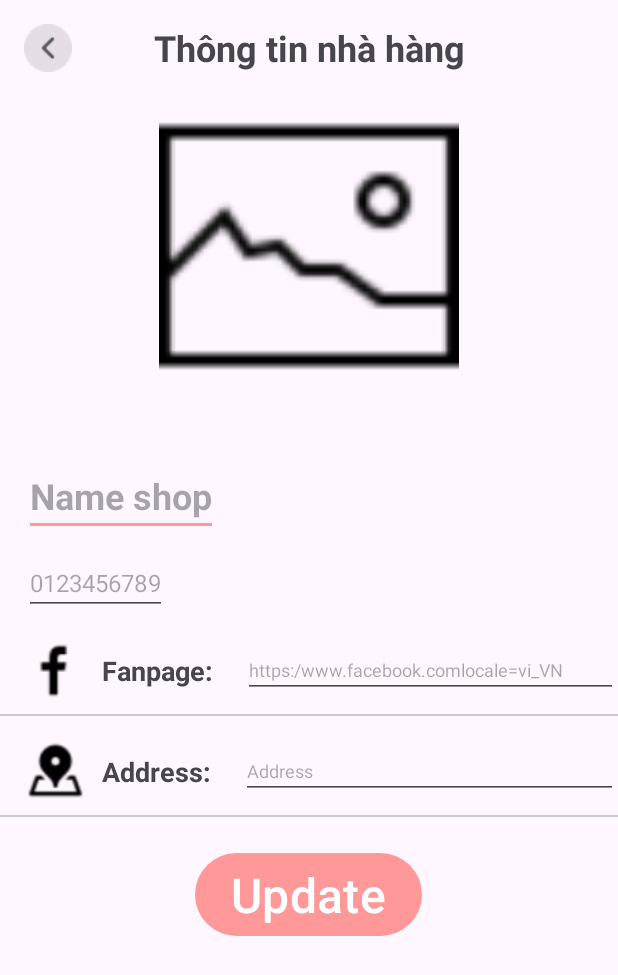
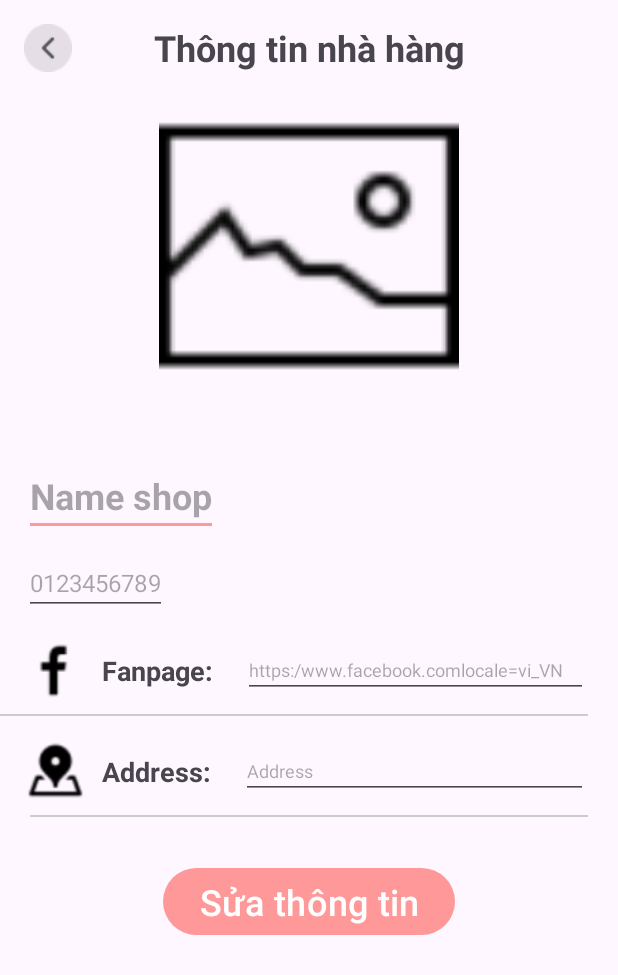
Before and after one commit to Mobile-Internship-2023-Org/Mobile-Internship-2023-Repo-FE, an Android app: the ThongTinNhaHangActivity screen opened directly, with no data from a screen before it, on a phone screen of 412 x 824 dp. Shown: the top 975 px of the screen. Run offline under Robolectric (Android 15) with nearby library versions, the phone set to English and light mode, and no system bars; our stand-ins replace Firebase (no records; nobody signed in at launch, a user with empty details on screens opened directly); pictures from the network do not load.

Commit message:
(phapdv) update layout

```diff
--- a/app/src/main/res/layout/activity_thong_tin_nha_hang.xml
+++ b/app/src/main/res/layout/activity_thong_tin_nha_hang.xml
@@ -44,7 +44,7 @@
         android:layout_marginStart="16dp"
         android:hint="Name shop"
         android:textSize="24dp"
-        android:textColor="@color/pink"
+        android:textColor="@color/black"
         android:textStyle="bold" />
 
     <EditText
@@ -54,7 +54,7 @@
         android:layout_marginStart="16dp"
         android:layout_marginTop="10dp"
         android:hint="0123456789"
-        android:textColor="@color/pink"
+        android:textColor="@color/black"
         android:textSize="16dp" />
 
     <LinearLayout
@@ -90,17 +90,21 @@
                 android:layout_height="wrap_content"
                 android:layout_gravity="center"
                 android:layout_marginStart="20dp"
+                android:layout_marginEnd="20dp"
                 android:layout_weight="1"
                 android:hint="https:/www.facebook.comlocale=vi_VN"
-                android:textColor="@color/pink"
+                android:textColor="@color/black"
                 android:textSize="12dp" />
 
         </LinearLayout>
+
         <View
             android:layout_width="match_parent"
             android:layout_height="1dp"
             android:layout_marginTop="8dp"
-            android:background="#CCCCCC"/>
+            android:layout_marginEnd="20dp"
+            android:background="#CCCCCC"
+            tools:layout_marginStart="20dp" />
     </LinearLayout>
     <LinearLayout
         android:layout_width="match_parent"
@@ -134,25 +138,29 @@
                 android:layout_height="wrap_content"
                 android:layout_gravity="center"
                 android:layout_marginStart="20dp"
+                android:layout_marginEnd="20dp"
                 android:layout_weight="1"
                 android:hint="Address"
-            android:textSize="12dp"
-            android:textColor="@color/pink" />
+                android:textColor="@color/black"
+                android:textSize="12dp" />
 
         </LinearLayout>
+
         <View
             android:layout_width="match_parent"
             android:layout_height="1dp"
+            android:layout_marginStart="20dp"
             android:layout_marginTop="8dp"
-            android:background="#CCCCCC"/>
+            android:layout_marginEnd="20dp"
+            android:background="#CCCCCC" />
     </LinearLayout>
         <Button
             android:id="@+id/btnUpdate"
-            android:layout_marginTop="20dp"
+            android:layout_marginTop="30dp"
             android:layout_width="wrap_content"
             android:layout_height="wrap_content"
             android:layout_gravity="center"
-            android:textSize="32dp"
-            android:text="Update"/>
+            android:textSize="24dp"
+            android:text="Sửa thông tin"/>
 
 </LinearLayout>
```
Lines whose indentation alone changed are shown as unchanged.
